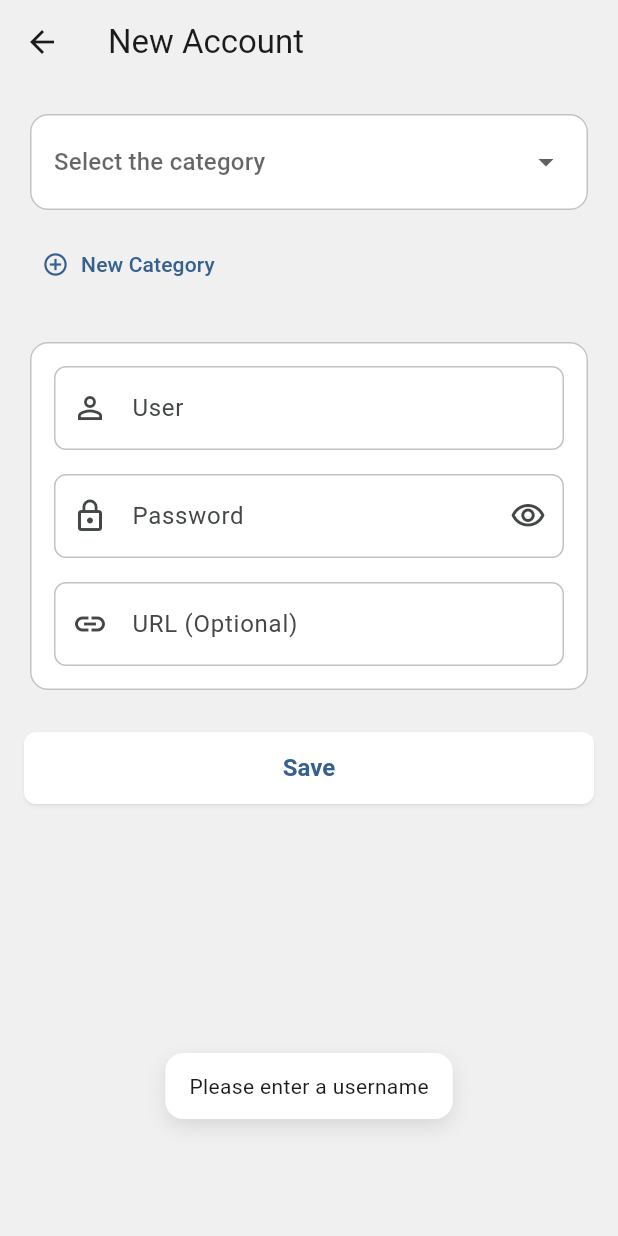
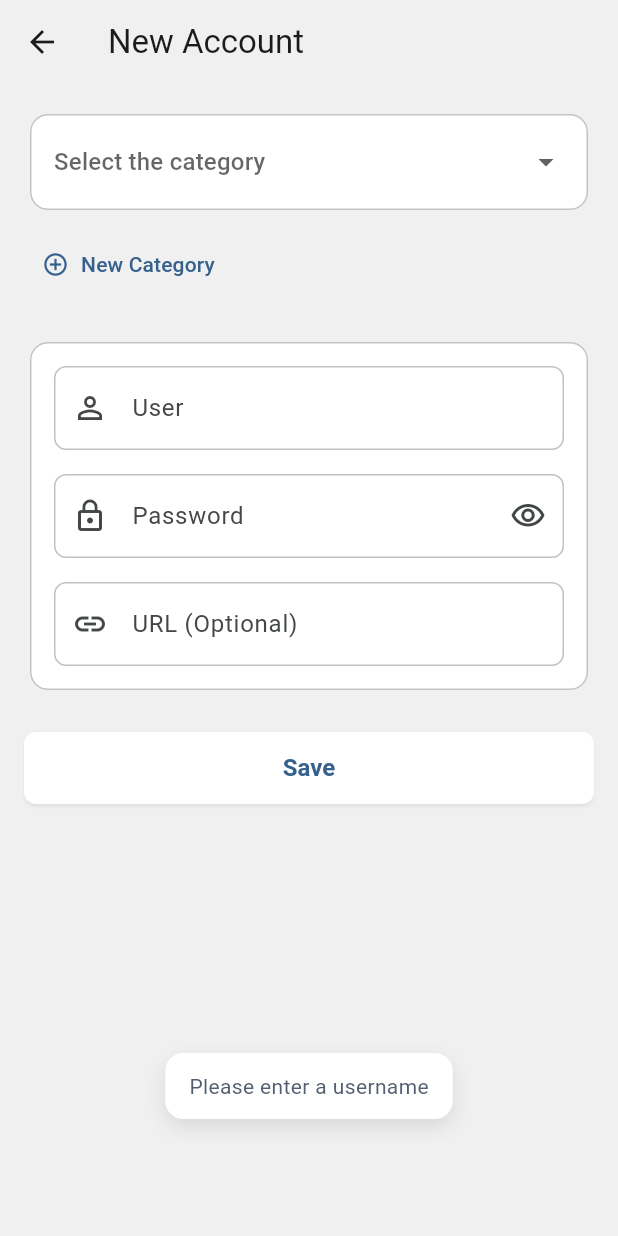
Before and after one commit to S7048785/silent_key, a Flutter app: the AddPage screen opened directly, after a tap on "Save", on a phone screen of 412 x 824 dp. Run offline on Flutter 3.47's test engine with Material 3 defaults, Android fonts, the phone set to English and light mode, and no system bars; our stand-ins replace bot_toast, get, hive, hive_flutter, shared_preferences; missing offline and left inert: encrypt; accounts and stored records are empty.

Commit message:
refactor(toast): 替换所有 BotToast 调用为 ToastUtil 统一处理
- 统一toast方法为 ToastUtil.showText，简化传参
- 调整吐司样式，支持Get.context获取主题色，提升适配性
- 移除部分多余参数，减少重复代码
- 优化若无主题时的回退显示样式
- 同步替换项目中所有 BotToast.showText 为 ToastUtil.showText
- 统一控件间距及代码格式，提升代码整洁度
- 移除无用变量和简化部分逻辑，减少冗余代码
- 修正密码解密更新流程，增加失败计数处理
- 优化用户输入逻辑，删除无效索引限制
- 格式化UI元素，提升界面一致性
- 更新README，完善项目描述与依赖说明

```diff
--- a/lib/main.dart
+++ b/lib/main.dart
@@ -9,6 +9,7 @@ import 'package:silent_key/stores/hive_service.dart';
 import 'package:silent_key/services/auth_service.dart';
 import 'package:silent_key/theme/theme.dart';
 import 'package:silent_key/utils/ThemeManager.dart';
+import 'package:silent_key/utils/ToastUtil.dart';
 
 void main() async {
   WidgetsFlutterBinding.ensureInitialized();
--- a/lib/pages/home/pages/add/page.dart
+++ b/lib/pages/home/pages/add/page.dart
@@ -33,28 +33,28 @@ class _AddPageState extends State<AddPage> {
     final url = _urlController.text.trim();
 
     if (username.isEmpty) {
-      ToastUtil.showText('Please enter a username', context: context);
+      ToastUtil.showText(text: 'Please enter a username');
       return;
     }
 
     if (password.isEmpty) {
-      ToastUtil.showText('Please enter a password', context: context);
+      ToastUtil.showText(text: 'Please enter a password');
       return;
     }
 
     if (url.isNotEmpty && !Uri.parse(url).isAbsolute) {
-      ToastUtil.showText('Please enter a valid URL', context: context);
+      ToastUtil.showText(text: 'Please enter a valid URL');
       return;
     }
 
     final categoryController = Get.find<CategoryController>();
     if (categoryController.categories.isEmpty) {
-      ToastUtil.showText('Please add a category first', context: context);
+      ToastUtil.showText(text: 'Please add a category first');
       return;
     }
 
     if (_selectedCategory == null) {
-      ToastUtil.showText('Please select a category', context: context);
+      ToastUtil.showText(text: 'Please select a category');
       return;
     }
 
@@ -68,7 +68,7 @@ class _AddPageState extends State<AddPage> {
 
     await hiveService.addAccount(account);
 
-    BotToast.showText(text: 'Account added successfully');
+     ToastUtil.showText(text: 'Account added successfully');
     _usernameController.clear();
     _passwordController.clear();
     _urlController.clear();
--- a/lib/pages/home/pages/password/page.dart
+++ b/lib/pages/home/pages/password/page.dart
@@ -36,7 +36,7 @@ class _PasswordPageState extends State<PasswordPage> {
       if (result == true) {
         final accounts = hiveService.getAccountsByCategoryId(category.id);
         if (accounts.isNotEmpty) {
-          ToastUtil.showText('Category ${category.name} has accounts, cannot be deleted', context: context);
+          ToastUtil.showText(text: 'Category ${category.name} has accounts, cannot be deleted');
           return;
         }
         Get.find<CategoryController>().deleteCategory(category);
@@ -90,7 +90,7 @@ class _PasswordPageState extends State<PasswordPage> {
         ),
         onRefresh: () async {
           Get.find<CategoryController>().loadCategories();
-          ToastUtil.showText("Categories Refreshed", context: context);
+          ToastUtil.showText(text: 'Categories Refreshed');
         },
       ),
     );
--- a/lib/pages/home/pages/password/widgets/account_item.dart
+++ b/lib/pages/home/pages/password/widgets/account_item.dart
@@ -17,7 +17,7 @@ class AccountItem extends StatelessWidget {
 
   void _copyPassword(BuildContext context) {
     Clipboard.setData(ClipboardData(text: account.password));
-    ToastUtil.showText("复制成功", context: context);
+    ToastUtil.showText(text: '复制成功');
   }
 
   @override
--- a/lib/utils/ToastUtil.dart
+++ b/lib/utils/ToastUtil.dart
@@ -1,15 +1,29 @@
 import 'package:bot_toast/bot_toast.dart';
 import 'package:flutter/material.dart';
+import 'package:get/get.dart';
 
 class ToastUtil {
-  static void showText(String msg, {required BuildContext context}) {
+  static void showText({required String text}) {
+    // 尝试通过 Get.context 获取主题，如果失败则使用默认样式
+    final context = Get.context;
+    if (context != null && Theme.of(context) != null) {
+      _showThemedToast(context, text);
+    } else {
+      _showFallbackToast(text);
+    }
+  }
+
+  static void _showThemedToast(BuildContext context, String text) {
+    final theme = Theme.of(context);
+    final colorScheme = theme.colorScheme;
+
     BotToast.showCustomText(
       // 仅显示1条
         onlyOne: true,
         // 生成需要显示的Widget的函数
         toastBuilder: (CancelFunc cancelFunc) => Container(
           decoration: BoxDecoration(
-            color: Theme.of(context).colorScheme.onSecondary,
+            color: colorScheme.onSecondary,
             borderRadius: BorderRadius.circular(12.0),
             boxShadow: [
               BoxShadow(
@@ -20,7 +34,34 @@ class ToastUtil {
             ],
           ),
           padding: const EdgeInsets.symmetric(horizontal: 16.0, vertical: 12.0),
-          child: Text(msg),
+          child: Text(text, style: TextStyle(color: colorScheme.secondary),),
+        )
+    );
+  }
+
+  static void _showFallbackToast(String text) {
+    // 当无法获取主题时使用默认样式
+    BotToast.showCustomText(
+        onlyOne: true,
+        toastBuilder: (CancelFunc cancelFunc) => Container(
+          decoration: BoxDecoration(
+            color: Colors.grey[700]!,
+            borderRadius: BorderRadius.circular(12.0),
+            boxShadow: [
+              BoxShadow(
+                color: Colors.black.withValues(alpha: 0.1),
+                blurRadius: 10,
+                offset: Offset(0, 5),
+              ),
+            ],
+          ),
+          padding: const EdgeInsets.symmetric(horizontal: 16.0, vertical: 12.0),
+          child: Text(
+            text,
+            style: TextStyle(
+              color: Colors.white,
+            ),
+          ),
         )
     );
   }
```
Also changed, not shown: lib/pages/addCategory/page.dart (+4 -3 lines), lib/pages/home/pages/password/widgets/bottom_sheet_content.dart (+19 -10 lines), lib/pages/home/pages/password/widgets/info_row.dart (+3 -8 lines), lib/pages/home/pages/settings/page.dart (+7 -5 lines), lib/pages/login/keyboard_listener.dart (+3 -13 lines), lib/pages/login/page.dart (+7 -6 lines), lib/pages/search/page.dart (+33 -19 lines), lib/stores/hive_service.dart (+14 -2 lines), assets/img1.jpg (added), assets/img2.jpg (added), assets/img3.jpg (added), assets/img4.jpg (added), assets/img5.jpg (added), 1 other file.
